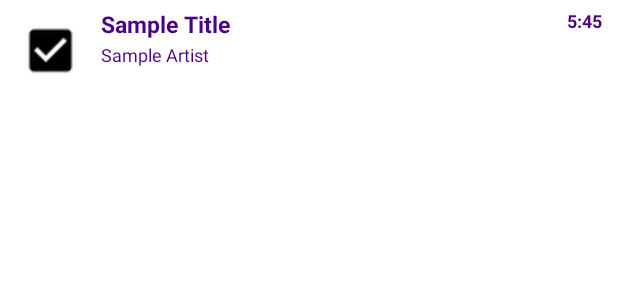
After one commit to Eisenkaiser/Mp3Tagger, an Android app: the layout list_row_mp3.xml on its own in the app's theme, with its tools: preview values and no code run, on a phone screen of 412 x 824 dp. The commit adds this screen. Shown: the top 300 px of the screen. Run offline under Robolectric (Android 15) with nearby library versions, the phone set to English and light mode, and no system bars.

Commit message:
Erste Fortschritte
Funktionierende Ordnerstruktur

```diff
--- a/app/src/main/AndroidManifest.xml
+++ b/app/src/main/AndroidManifest.xml
@@ -1,5 +1,7 @@
 <?xml version="1.0" encoding="utf-8"?>
-<manifest xmlns:android="http://schemas.android.com/apk/res/android" package="com.example.admin.mp3tagger" >
+<manifest
+    xmlns:android="http://schemas.android.com/apk/res/android"
+    package="com.example.admin.mp3tagger" >
 
     <uses-permission android:name="android.permission.READ_EXTERNAL_STORAGE"/>
 
@@ -20,7 +22,6 @@
                 <category android:name="android.intent.category.LAUNCHER" />
             </intent-filter>
         </activity>
-
     </application>
 
 </manifest>
--- a/app/src/main/java/com/example/admin/mp3tagger/MainActivity.java
+++ b/app/src/main/java/com/example/admin/mp3tagger/MainActivity.java
@@ -3,7 +3,6 @@ package com.example.admin.mp3tagger;
 import android.app.AlertDialog;
 import android.app.ListActivity;
 import android.content.DialogInterface;
-import android.os.Environment;
 import android.os.Bundle;
 import android.view.Menu;
 import android.view.MenuItem;
@@ -78,7 +77,7 @@ public class MainActivity extends ListActivity {
                 item.add(file.getName());
         }
 
-        ArrayAdapter<String> fileList = new ArrayAdapter<String>(this, R.layout.row, item);
+        ArrayAdapter<String> fileList = new ArrayAdapter<String>(this, R.layout.list_row_folder, item);
         setListAdapter(fileList);
     }
 
--- /dev/null
+++ b/app/src/main/res/layout/list_row_mp3.xml
@@ -0,0 +1,61 @@
+<?xml version="1.0" encoding="utf-8"?>
+<RelativeLayout xmlns:android="http://schemas.android.com/apk/res/android"
+    android:layout_width="fill_parent"
+    android:layout_height="wrap_content"
+    android:orientation="horizontal"
+    android:padding="5dip" >
+
+    <!--  ListRow Left side Thumbnail image -->
+    <LinearLayout android:id="@+id/thumbnail"
+        android:layout_width="wrap_content"
+        android:layout_height="wrap_content"
+        android:padding="3dip"
+        android:layout_alignParentStart="true"
+        android:background="@drawable/abc_ic_menu_selectall_mtrl_alpha"
+        android:layout_marginEnd="5dip">
+
+        <ImageView
+            android:id="@+id/list_image"
+            android:layout_width="50dip"
+            android:layout_height="50dip"
+            android:contentDescription="..."
+            android:src="@drawable/abc_btn_check_to_on_mtrl_015"/>
+    </LinearLayout>
+
+    <!-- Title Of Song-->
+    <TextView
+        android:id="@+id/title"
+        android:layout_width="wrap_content"
+        android:layout_height="wrap_content"
+        android:layout_alignTop="@+id/thumbnail"
+        android:layout_toEndOf="@+id/thumbnail"
+        android:text="Sample Title"
+        android:typeface="sans"
+        android:textSize="15sp"
+        android:textStyle="bold"/>
+
+    <!-- Artist Name -->
+    <TextView
+        android:id="@+id/artist"
+        android:layout_width="fill_parent"
+        android:layout_height="wrap_content"
+        android:layout_below="@id/title"
+        android:textSize="12sp"
+        android:layout_marginTop="1dip"
+        android:layout_toEndOf="@+id/thumbnail"
+        android:text="Sample Artist" />
+
+    <!-- Rightend Duration -->
+    <TextView
+        android:id="@+id/duration"
+        android:layout_width="wrap_content"
+        android:layout_height="wrap_content"
+        android:layout_alignParentEnd="true"
+        android:layout_alignTop="@id/title"
+        android:gravity="end"
+        android:text="5:45"
+        android:layout_marginEnd="5dip"
+        android:textSize="12sp"
+        android:textStyle="bold"/>
+
+</RelativeLayout>
--- a/app/src/main/res/menu/menu_main.xml
+++ b/app/src/main/res/menu/menu_main.xml
@@ -8,5 +8,4 @@
         android:title="@string/action_settings"
         android:orderInCategory="100"
         app:showAsAction="never" />
-
 </menu>
--- a/app/src/main/res/values/strings.xml
+++ b/app/src/main/res/values/strings.xml
@@ -2,4 +2,8 @@
     <string name="app_name">Mp3Tagger</string>
     <string name="action_settings">Settings</string>
     <string name="no_data">No Data</string>
+    <string name="durchsuchen">Durchsuchen</string>
+    <string name="editieren">Editieren</string>
+    <string name="konvert">Konvert</string>
+    <string name="frage">Bitte wählen Sie ein Verzeichnis aus!</string>
 </resources>
--- a/app/src/main/res/values/styles.xml
+++ b/app/src/main/res/values/styles.xml
@@ -1,8 +1,9 @@
 <resources>
-
     <!-- Base application theme. -->
     <style name="AppTheme" parent="Theme.AppCompat.Light.DarkActionBar">
-        <!-- Customize your theme here. -->
+        <item name="android:background">#fff</item>
+        <item name="android:textColor">#4b0082</item>
+        <item name="android:divider">#808080</item>
+        <!--<item name="android:textColor">#4b0082</item>-->
     </style>
-
 </resources>
```
Also changed, not shown: app/src/main/res/layout/activity_main.xml (+29 -10 lines), app/src/main/res/layout/list_row_folder.xml (added, +7 -0 lines), app/src/main/res/layout/row.xml (deleted, +0 -7 lines), 1 other file.
